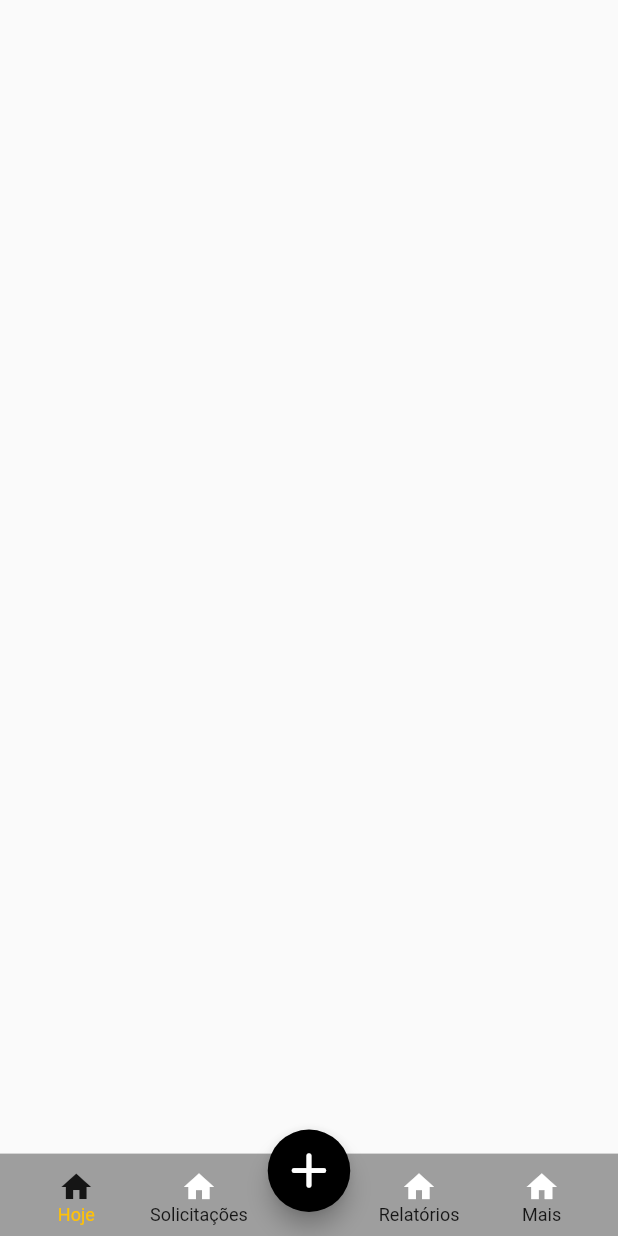
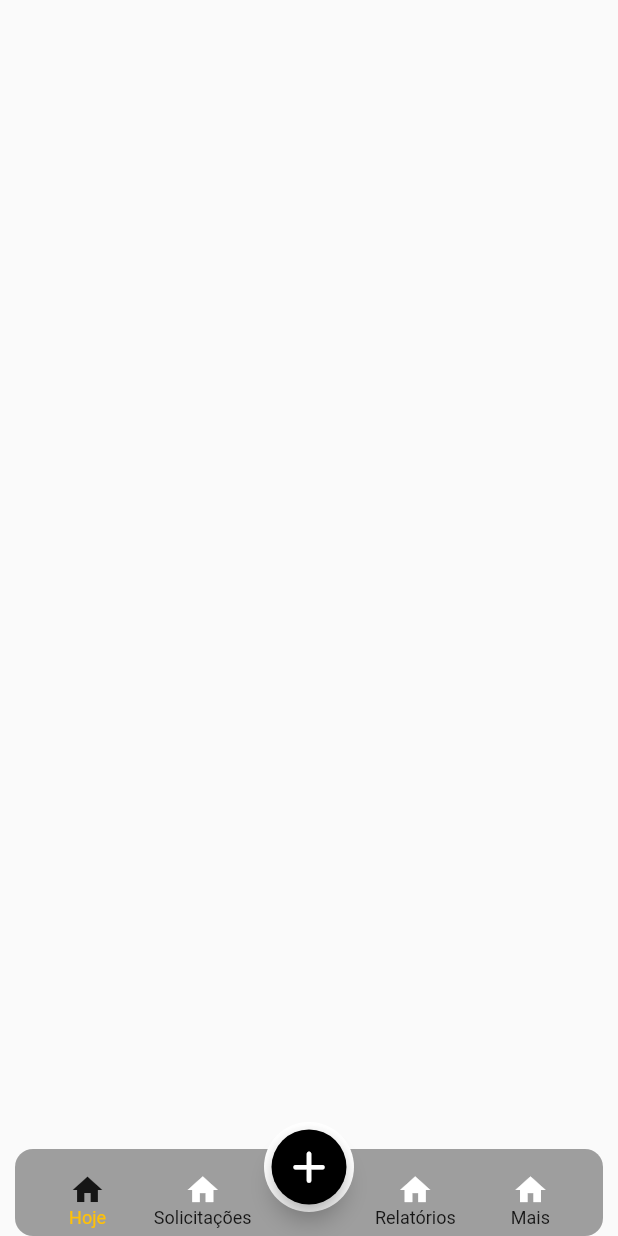
Before and after one commit to MarcalDev/navigation_bar_milo, a Flutter app: the screen it shows after launch, on a phone screen of 412 x 824 dp. Run offline on Flutter 3.47's test engine with Material 2 defaults, Android fonts, the phone set to English and light mode, and no system bars.

Commit message:
Made some changes

```diff
--- a/example/lib/main.dart
+++ b/example/lib/main.dart
@@ -32,9 +32,12 @@ class _MyAppState extends State<MyApp> {
       selectedItemIndex: tabIndex,
       selectedItemFontSize: 12,
       unselectedItemFontSize: 12,
+      backgroundBorderRadius: BorderRadius.all( Radius.circular(12)),
+      outsidePadding: EdgeInsets.symmetric(horizontal: 10),
+      floatingButtonBorderColor: Colors.white,
       floatingActionButton: SizedBox(
-           height: 55,
-           width: 55,
+           height: 50,
+           width: 50,
            child: FittedBox(
              child: FloatingActionButton(
                backgroundColor: Colors.black,
--- a/lib/navigation_bar_milo.dart
+++ b/lib/navigation_bar_milo.dart
@@ -17,7 +17,10 @@ class BottomNavigationBarWidget extends StatefulWidget {
   final FontWeight? selectedItemFontWeight;
   final int selectedItemIndex;
   final void Function(int index)? onTap;
-  const BottomNavigationBarWidget({super.key, required this.items, this.backgroundColor, this.backgroundBorderRadius, this.height, required this.child, this.floatingActionButton, this.selectedItemColor, this.unselectedItemColor, this.selectedItemFontSize, this.unselectedItemFontSize, this.unselectedItemFontWeight, this.selectedItemFontWeight, required this.selectedItemIndex, this.onTap});
+  final EdgeInsetsGeometry? outsidePadding;
+  final Color? floatingButtonBorderColor;
+  final EdgeInsetsGeometry? insidePadding;
+  const BottomNavigationBarWidget({super.key, required this.items, this.backgroundColor, this.backgroundBorderRadius, this.height, required this.child, this.floatingActionButton, this.selectedItemColor, this.unselectedItemColor, this.selectedItemFontSize, this.unselectedItemFontSize, this.unselectedItemFontWeight, this.selectedItemFontWeight, required this.selectedItemIndex, this.onTap, this.outsidePadding, this.floatingButtonBorderColor, this.insidePadding});
 
   @override
   State<BottomNavigationBarWidget> createState() => _BottomNavigationBarWidgetState();
@@ -27,9 +30,18 @@ class _BottomNavigationBarWidgetState extends State<BottomNavigationBarWidget> {
   @override
   Widget build(BuildContext context) {
     return Scaffold(
-      floatingActionButton: widget.floatingActionButton,
+      floatingActionButton: Container(
+        decoration: BoxDecoration(
+          shape: BoxShape.circle,
+          color: widget.floatingButtonBorderColor
+        ),
+        padding: widget.floatingButtonBorderColor != null ? const EdgeInsets.all(5) : EdgeInsets.zero,
+        child: widget.floatingActionButton,
+      ),
       floatingActionButtonLocation: FloatingActionButtonLocation.centerFloat,
-      body: Column(
+      body: Padding(
+        padding: widget.outsidePadding?? EdgeInsets.zero,
+        child: Column(
           mainAxisSize: MainAxisSize.max,
           children: [
             widget.child,
@@ -42,9 +54,8 @@ class _BottomNavigationBarWidgetState extends State<BottomNavigationBarWidget> {
                   color: widget.backgroundColor ?? Colors.grey,
                    borderRadius: widget.backgroundBorderRadius
                   ),
-                height: widget.height ?? MediaQuery.of(context).size.height / 15,
                   child: Padding(
-                  padding: const EdgeInsets.symmetric(horizontal: 10),
+                    padding: widget.insidePadding ?? const EdgeInsets.symmetric(horizontal: 10, vertical: 5),
                     child: Row(
                       crossAxisAlignment: CrossAxisAlignment.start,
                       mainAxisAlignment: MainAxisAlignment.spaceBetween,
@@ -73,18 +84,19 @@ class _BottomNavigationBarWidgetState extends State<BottomNavigationBarWidget> {
             )
           ],
         ),
+      ),
     );
   }
 }
 
 class BottomNavigationItemWidget extends StatelessWidget {
   final Widget icon;
-  final String title;
+  final String? title;
   final double? titleSize;
   final FontWeight? titleWeight;
   final Color? titleColor;
   final bool showTopSelection;
-  const BottomNavigationItemWidget({super.key, required this.icon, required this.title, this.titleSize, this.titleWeight, this.titleColor, this.showTopSelection=false});
+  const BottomNavigationItemWidget({super.key, required this.icon, this.title, this.titleSize, this.titleWeight, this.titleColor, this.showTopSelection=false});
 
   @override
   Widget build(BuildContext context) {
@@ -99,12 +111,13 @@ class BottomNavigationItemWidget extends StatelessWidget {
       ) : SizedBox(),
       SizedBox(height: 10),
       icon,
-      Text(title,
+      title != null ?
+        Text(title!,
         style: TextStyle(
           fontSize: titleSize,
           fontWeight: titleWeight,
           color: titleColor
-      ))
+        )) : SizedBox()
     ],);
   }
 }
@@ -112,7 +125,7 @@ class BottomNavigationItemWidget extends StatelessWidget {
 class BottomNavigationItem{
   final Widget selectedIcon;
   final Widget unselectedIcon;
-  final String title;
+  final String? title;
 
-  const BottomNavigationItem({required this.selectedIcon, required this.unselectedIcon, required this.title});
+  const BottomNavigationItem({required this.selectedIcon, required this.unselectedIcon, this.title});
 }
```
Also changed, not shown: 1 other file. Lines whose indentation alone changed are shown as unchanged.
